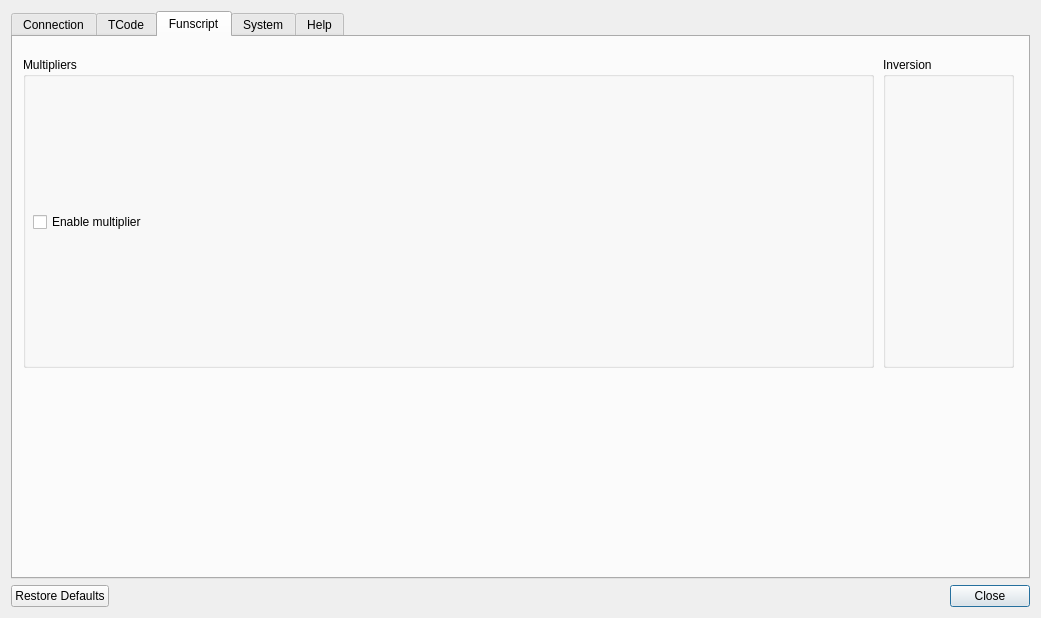
This is src/settings.ui in jcfain/XTPlayer as Qt 5 draws it before an edit. The edited form follows.
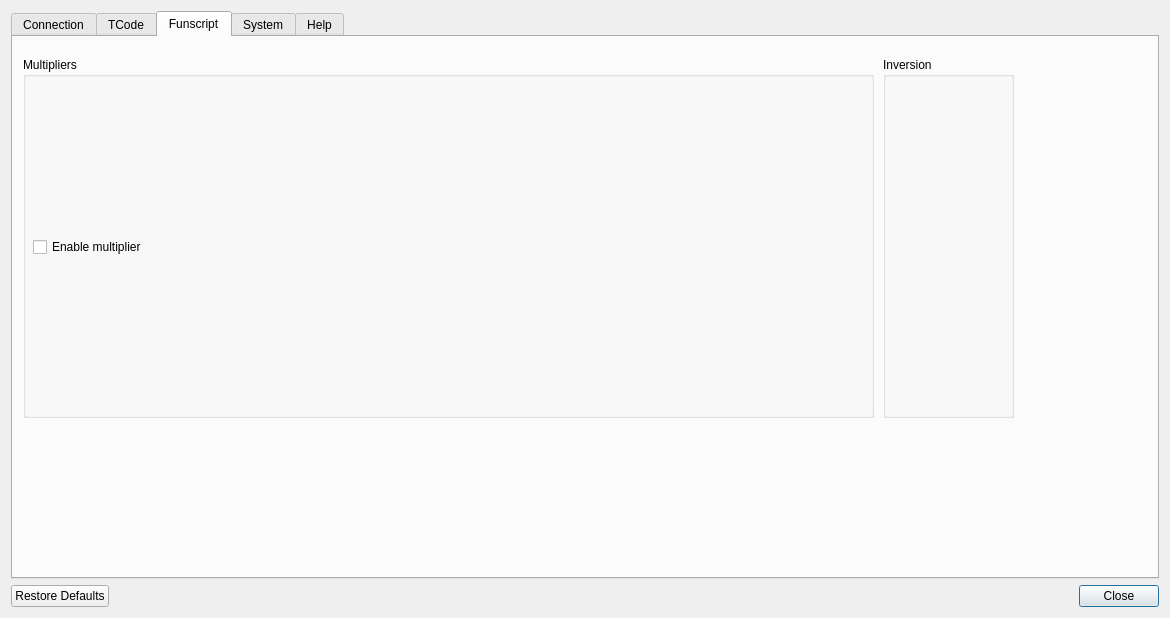
This is the edited form. The open tabs and pages were chosen to show the change. Icons and pictures are not drawn.

Diff of the .ui file:
```diff
--- a/src/settings.ui
+++ b/src/settings.ui
@@ -6,7 +6,7 @@
    <rect>
     <x>0</x>
     <y>0</y>
-    <width>1041</width>
+    <width>1170</width>
     <height>618</height>
    </rect>
   </property>
@@ -290,7 +290,7 @@
          <x>10</x>
          <y>20</y>
          <width>851</width>
-         <height>311</height>
+         <height>361</height>
         </rect>
        </property>
        <property name="title">
@@ -302,7 +302,7 @@
           <x>10</x>
           <y>30</y>
           <width>831</width>
-          <height>271</height>
+          <height>321</height>
          </rect>
         </property>
         <layout class="QGridLayout" name="MultiplierSettingsGrid" rowstretch="0">
@@ -325,7 +325,7 @@
          <x>870</x>
          <y>20</y>
          <width>131</width>
-         <height>311</height>
+         <height>361</height>
         </rect>
        </property>
        <property name="title">
@@ -337,7 +337,7 @@
           <x>10</x>
           <y>30</y>
           <width>111</width>
-          <height>271</height>
+          <height>321</height>
          </rect>
         </property>
         <layout class="QGridLayout" name="FunscriptSettingsGrid"/>
```
Left out of the diff: 2 changed lines with no effect on the pictures.
